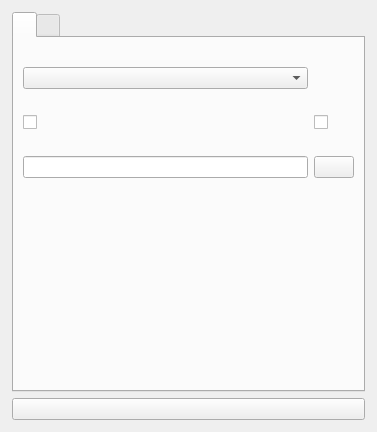
Qt form org.nickvision.tubeconverter.qt/src/views/adddownloaddialog.ui (NickvisionApps/Parabolic) before a commit.
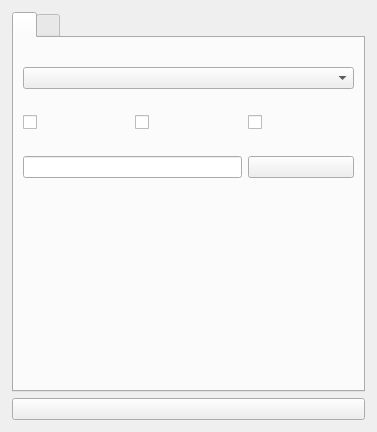
The same form after that commit. The open tabs and pages were chosen to show the change. Icons and pictures are not drawn.

Commit message: All - `Export Description` Feature

Patch:
```diff
--- a/org.nickvision.tubeconverter.qt/src/views/adddownloaddialog.ui
+++ b/org.nickvision.tubeconverter.qt/src/views/adddownloaddialog.ui
@@ -375,12 +375,6 @@
              </property>
             </spacer>
            </item>
-           <item row="1" column="0">
-            <widget class="QComboBox" name="cmbFileTypePlaylist"/>
-           </item>
-           <item row="3" column="0">
-            <widget class="QCheckBox" name="chkSplitChaptersPlaylist"/>
-           </item>
            <item row="3" column="1">
             <widget class="QCheckBox" name="chkLimitSpeedPlaylist"/>
            </item>
@@ -396,20 +390,32 @@
            <item row="2" column="0">
             <widget class="QLabel" name="lblSplitChaptersPlaylist"/>
            </item>
-           <item row="5" column="0">
-            <widget class="QLineEdit" name="txtSaveFolderPlaylist">
-             <property name="readOnly">
-              <bool>true</bool>
-             </property>
-            </widget>
+           <item row="3" column="0">
+            <widget class="QCheckBox" name="chkSplitChaptersPlaylist"/>
            </item>
-           <item row="5" column="1">
+           <item row="2" column="2">
+            <widget class="QLabel" name="lblExportDescriptionPlaylist"/>
+           </item>
+           <item row="3" column="2">
+            <widget class="QCheckBox" name="chkExportDescriptionPlaylist"/>
+           </item>
+           <item row="1" column="0" colspan="3">
+            <widget class="QComboBox" name="cmbFileTypePlaylist"/>
+           </item>
+           <item row="5" column="2">
             <widget class="QPushButton" name="btnSelectSaveFolderPlaylist">
              <property name="icon">
               <iconset theme="folder-open"/>
              </property>
             </widget>
            </item>
+           <item row="5" column="0" colspan="2">
+            <widget class="QLineEdit" name="txtSaveFolderPlaylist">
+             <property name="readOnly">
+              <bool>true</bool>
+             </property>
+            </widget>
+           </item>
           </layout>
          </widget>
          <widget class="QWidget" name="tabItemsPlaylist">
```
Left out of the diff: 28 changed lines with no effect on the pictures. The commit also changes 48 other files.
